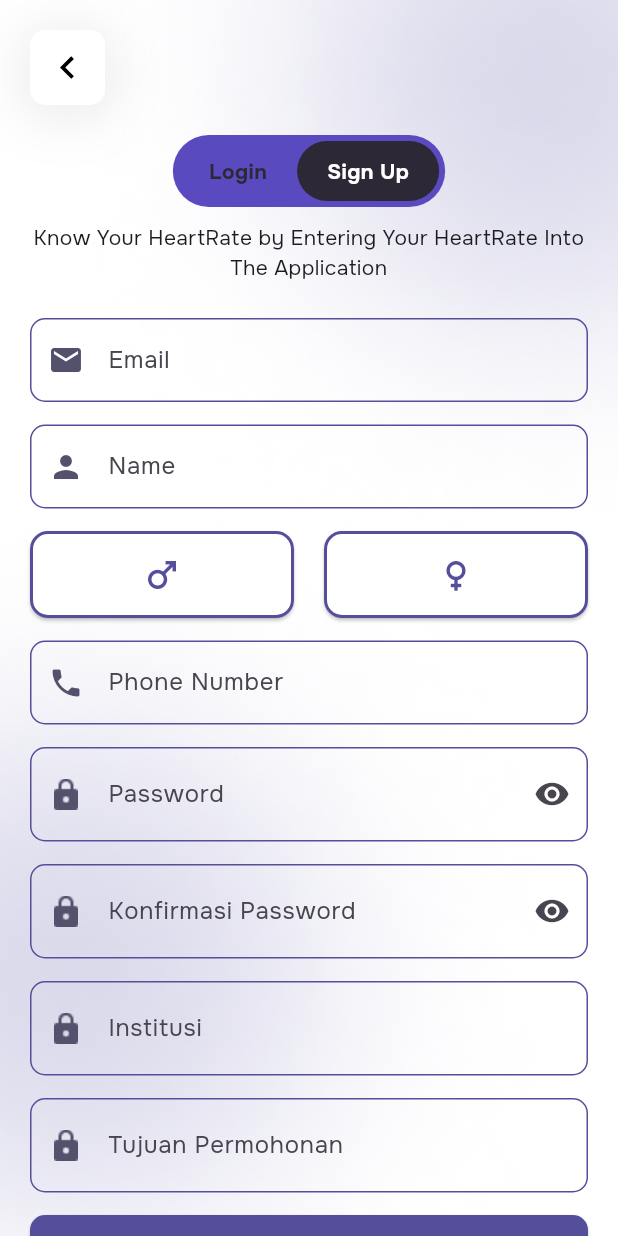
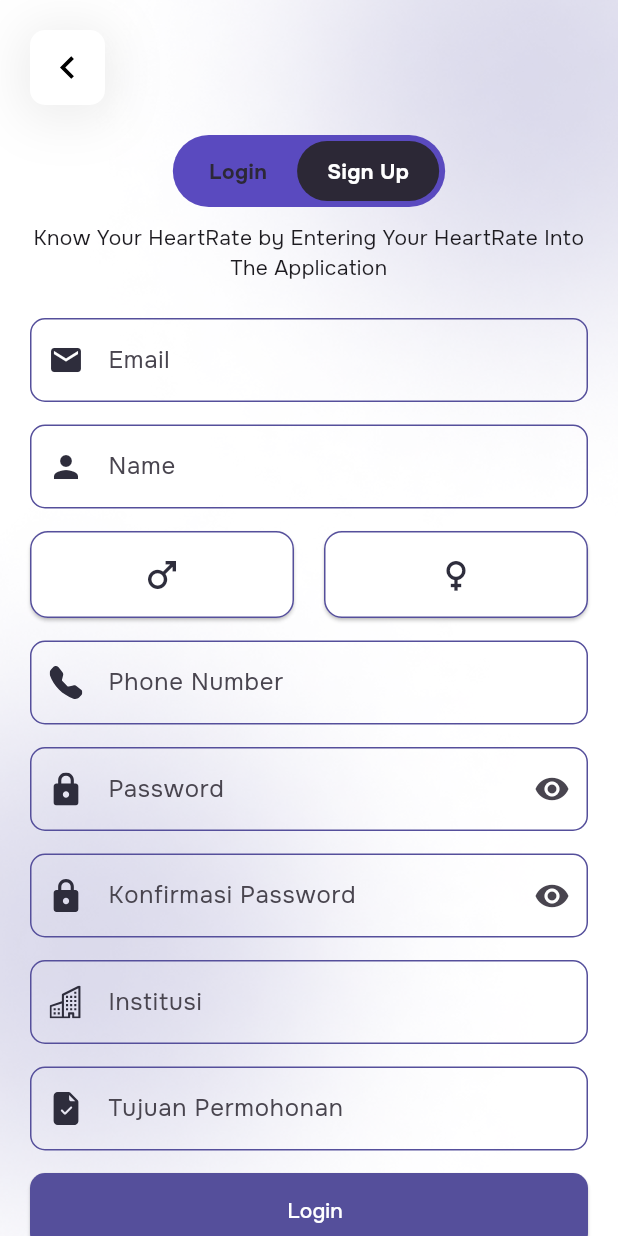
Before and after one commit to fardz2/mobile-penyakit, a Flutter app: the LoginView screen opened by its route, after a tap on "Sign Up", on a phone screen of 412 x 824 dp. Run offline on Flutter 3.47's test engine with Material 3 defaults, Android fonts, the phone set to English and light mode, and no system bars; our stand-ins replace cached_network_image, flutter_dotenv, flutter_svg, get, get_storage, google_fonts and 2 more; missing offline and left inert: flutter_downloader; accounts and stored records are empty; network calls fail.

Commit message:
fix tampilan

```diff
--- a/lib/app/modules/landing/bindings/landing_binding.dart
+++ b/lib/app/modules/landing/bindings/landing_binding.dart
@@ -17,6 +17,6 @@ class LandingBinding extends Bindings {
     Get.lazyPut<PenyakitController>(
       () => PenyakitController(),
     );
-    Get.lazyPut<ProfileController>(() => ProfileController());
+    Get.put<ProfileController>(ProfileController(), permanent: true);
   }
 }
--- a/lib/app/modules/opening/views/opening_view.dart
+++ b/lib/app/modules/opening/views/opening_view.dart
@@ -8,7 +8,7 @@ import '../../../routes/app_pages.dart';
 import '../controllers/opening_controller.dart';
 
 class OpeningView extends GetView<OpeningController> {
-  const OpeningView({Key? key}) : super(key: key);
+  const OpeningView({super.key});
 
   @override
   Widget build(BuildContext context) {
@@ -20,16 +20,17 @@ class OpeningView extends GetView<OpeningController> {
         child: Padding(
           padding: const EdgeInsets.all(20),
           child: Column(
-            mainAxisAlignment: MainAxisAlignment.start,
+            mainAxisAlignment: MainAxisAlignment.spaceBetween,
             children: [
-              const SizedBox(height: 30),
+              Column(
+                children: [
                   Center(
                     child: Image.asset("assets/images/doctor_streamline.png"),
                   ),
                   const SizedBox(height: 30),
-              Column(
+                  const Column(
                     crossAxisAlignment: CrossAxisAlignment.start,
-                children: const [
+                    children: [
                       Text(
                         "Welcome",
                         style: TextStyle(
@@ -39,6 +40,8 @@ class OpeningView extends GetView<OpeningController> {
                       ),
                       Text(
                         "System for uploading and downloading heart rate data from two databases, one for arrhythmia and one for myocardial infarction. The downloaded files can be in graph form and CSV if selected.",
+                      ),
+                    ],
                   ),
                 ],
               ),
--- a/lib/app/modules/penyakit/views/penyakit_view.dart
+++ b/lib/app/modules/penyakit/views/penyakit_view.dart
@@ -42,7 +42,9 @@ class PenyakitView extends GetView<PenyakitController> {
               child: Column(
                 children: [
                   // Bagian header dengan ClipPath
-                  Stack(
+                  Obx(() {
+                    return controller.landingController.isLogin.value
+                        ? Stack(
                             children: [
                               ClipPath(
                                 clipper: HeaderClipper(),
@@ -53,7 +55,8 @@ class PenyakitView extends GetView<PenyakitController> {
                                   child: Padding(
                                     padding: const EdgeInsets.all(20.0),
                                     child: Column(
-                              crossAxisAlignment: CrossAxisAlignment.start,
+                                      crossAxisAlignment:
+                                          CrossAxisAlignment.start,
                                       children: [
                                         Row(
                                           mainAxisAlignment:
@@ -71,14 +74,16 @@ class PenyakitView extends GetView<PenyakitController> {
                                             color: Colors.black,
                                           ),
                                         ),
-                                const SizedBox(height: 80), // Adjusted spacing
+                                        const SizedBox(
+                                            height: 80), // Adjusted spacing
                                       ],
                                     ),
                                   ),
                                 ),
                               ),
                               Obx(() {
-                        return controller.landingController.isLogin.value &&
+                                return controller
+                                            .landingController.isLogin.value &&
                                         controller.errorMessage.value.isEmpty
                                     ? Positioned(
                                         top:
@@ -86,7 +91,8 @@ class PenyakitView extends GetView<PenyakitController> {
                                         left: 20,
                                         right: 20,
                                         child: TextField(
-                                  controller: controller.searchController,
+                                          controller:
+                                              controller.searchController,
                                           focusNode: controller.searchFocusNode,
                                           onChanged: (value) {
                                             controller.fetchPenyakit(
@@ -98,16 +104,20 @@ class PenyakitView extends GetView<PenyakitController> {
                                             fillColor: Colors.white,
                                             border: OutlineInputBorder(
                                               borderSide: BorderSide.none,
-                                      borderRadius: BorderRadius.circular(10.0),
+                                              borderRadius:
+                                                  BorderRadius.circular(10.0),
                                             ),
-                                    prefixIcon: const Icon(Icons.search),
+                                            prefixIcon:
+                                                const Icon(Icons.search),
                                           ),
                                         ),
                                       )
                                     : const SizedBox();
                               }),
                             ],
-                  ),
+                          )
+                        : const SizedBox();
+                  }),
                   // Main Content
                   Obx(() {
                     if (controller.landingController.isLogin.value == false) {
@@ -203,7 +213,7 @@ class PenyakitView extends GetView<PenyakitController> {
       child: Column(
         mainAxisAlignment: MainAxisAlignment.center,
         children: [
-          const SizedBox(height: 20),
+          const SizedBox(height: 300),
           const Text(
             "Belum login, silahkan login terlebih dahulu.",
             textAlign: TextAlign.center,
--- a/lib/component/layouts/auth/login.dart
+++ b/lib/component/layouts/auth/login.dart
@@ -1,4 +1,5 @@
 import 'package:flutter/material.dart';
+import 'package:flutter_svg/svg.dart';
 import 'package:get/get.dart';
 
 import 'package:heartrate_database_u_i/app/modules/login/controllers/login_controller.dart';
@@ -12,6 +13,7 @@ class Login extends StatelessWidget {
 
   @override
   Widget build(BuildContext context) {
+    final width = MediaQuery.of(context).size.width;
     return Form(
       key: controller.formLogin,
       child: Column(
@@ -21,7 +23,7 @@ class Login extends StatelessWidget {
             labelText: "Email",
             prefixIcon: const Icon(
               Icons.email,
-              color: Color(0xff53516C),
+              color: customColor3,
             ),
             validator: LoginValidation.email,
           ),
@@ -30,9 +32,14 @@ class Login extends StatelessWidget {
             return CustomTextField(
               controller: controller.passwordLoginController,
               labelText: "Password",
-              prefixIcon: Image.asset(
-                "assets/icons/password.png",
-                width: 20,
+              prefixIcon: Container(
+                padding: const EdgeInsets.all(13),
+                child: SvgPicture.asset(
+                  "assets/icons/svg/password.svg",
+                  width: 10,
+                  height: 10,
+                  color: customColor3,
+                ),
               ),
               isPassword: true,
               obscureText: controller.passwordLogin.value,
@@ -42,9 +49,15 @@ class Login extends StatelessWidget {
           }),
           const SizedBox(height: 15),
           SizedBox(
-            width: double.infinity,
-            child: ElevatedButton(
-              onPressed: controller.login,
+            width: width,
+            child: Obx(() {
+              return ElevatedButton(
+                  onPressed: () {
+                    if (controller.isLoading.value) {
+                      return; // Prevent multiple taps
+                    }
+                    controller.login(); // Call the login method
+                  },
                   style: ElevatedButton.styleFrom(
                     backgroundColor: customColor,
                     padding: const EdgeInsets.symmetric(
@@ -55,8 +68,29 @@ class Login extends StatelessWidget {
                       borderRadius: BorderRadius.circular(10),
                     ),
                   ),
-              child: const Text("Login", style: TextStyle(color: Colors.white)),
+                  child: Row(
+                    mainAxisSize: MainAxisSize
+                        .min, // Adjust the row size to fit its children
+                    children: [
+                      if (controller
+                          .isLoading.value) // Show loading indicator if loading
+                        const SizedBox(
+                          width: 24,
+                          height: 24,
+                          child: CircularProgressIndicator(
+                            color: Colors
+                                .white, // Set the color of the loading indicator
+                            strokeWidth: 2, // Adjust the stroke width if needed
                           ),
+                        ),
+                      const SizedBox(
+                          width:
+                              8), // Spacing between the loading indicator and text
+                      const Text("Login",
+                          style: TextStyle(color: Colors.white)),
+                    ],
+                  ));
+            }),
           ),
         ],
       ),
--- a/lib/component/layouts/auth/signup.dart
+++ b/lib/component/layouts/auth/signup.dart
@@ -1,4 +1,5 @@
 import 'package:flutter/material.dart';
+import 'package:flutter_svg/flutter_svg.dart';
 import 'package:get/get.dart';
 import 'package:heartrate_database_u_i/app/modules/login/controllers/login_controller.dart';
 import 'package:heartrate_database_u_i/component/ui/custom_text_field.dart';
@@ -12,6 +13,7 @@ class Signup extends StatelessWidget {
 
   @override
   Widget build(BuildContext context) {
+    final width = MediaQuery.of(context).size.width;
     return Form(
       key: controller.formSignup,
       child: Column(
@@ -21,7 +23,7 @@ class Signup extends StatelessWidget {
             labelText: "Email",
             prefixIcon: const Icon(
               Icons.email,
-              color: Color(0xff53516C),
+              color: customColor3,
             ),
             validator: LoginValidation.email,
           ),
@@ -31,7 +33,7 @@ class Signup extends StatelessWidget {
             labelText: "Name",
             prefixIcon: const Icon(
               Icons.person,
-              color: Color(0xff53516C),
+              color: customColor3,
             ),
             validator: LoginValidation.name,
           ),
@@ -41,9 +43,14 @@ class Signup extends StatelessWidget {
           CustomTextField(
             controller: controller.phoneSignUpController,
             labelText: "Phone Number",
-            prefixIcon: const Icon(
-              Icons.phone,
-              color: Color(0xff53516C),
+            prefixIcon: Container(
+              padding: const EdgeInsets.all(13),
+              child: SvgPicture.asset(
+                "assets/icons/svg/telephone-fill.svg",
+                width: 10,
+                height: 10,
+                color: customColor3,
+              ),
             ),
             isNumeric: true,
             validator: LoginValidation.phoneNumber,
@@ -53,9 +60,14 @@ class Signup extends StatelessWidget {
             return CustomTextField(
               controller: controller.passwordSignUpController,
               labelText: "Password",
-              prefixIcon: Image.asset(
-                "assets/icons/password.png",
-                width: 20,
+              prefixIcon: Container(
+                padding: const EdgeInsets.all(13),
+                child: SvgPicture.asset(
+                  "assets/icons/svg/password.svg",
+                  width: 10,
+                  height: 10,
+                  color: customColor3,
+                ),
               ),
               isPassword: true,
               obscureText: controller.passwordSignUp.value,
@@ -68,9 +80,14 @@ class Signup extends StatelessWidget {
             return CustomTextField(
               controller: controller.confirmPasswordSignUpController,
               labelText: "Konfirmasi Password",
-              prefixIcon: Image.asset(
-                "assets/icons/password.png",
-                width: 20,
+              prefixIcon: Container(
+                padding: const EdgeInsets.all(13),
+                child: SvgPicture.asset(
+                  "assets/icons/svg/password.svg",
+                  width: 10,
+                  height: 10,
+                  color: customColor3,
+                ),
               ),
               isPassword: true,
               obscureText: controller.confirmPassword.value,
@@ -87,9 +104,14 @@ class Signup extends StatelessWidget {
           CustomTextField(
             controller: controller.institusiSignUpController,
             labelText: "Institusi",
-            prefixIcon: Image.asset(
-              "assets/icons/password.png",
-              width: 20,
+            prefixIcon: Container(
+              padding: const EdgeInsets.all(13),
+              child: SvgPicture.asset(
+                "assets/icons/svg/building.svg",
+                width: 10,
+                height: 10,
+                color: customColor3,
+              ),
             ),
             validator: LoginValidation.instiusi,
           ),
@@ -97,17 +119,28 @@ class Signup extends StatelessWidget {
           CustomTextField(
             controller: controller.tujuanPermohonanSignUpController,
             labelText: "Tujuan Permohonan",
-            prefixIcon: Image.asset(
-              "assets/icons/password.png",
-              width: 20,
+            prefixIcon: Container(
+              padding: const EdgeInsets.all(13),
+              child: SvgPicture.asset(
+                "assets/icons/svg/file-earmark-check-fill.svg",
+                width: 10,
+                height: 10,
+                color: customColor3,
+              ),
             ),
             validator: LoginValidation.tujuanPermohonan,
           ),
           const SizedBox(height: 15),
           SizedBox(
-            width: double.infinity,
-            child: ElevatedButton(
-              onPressed: controller.signUp,
+            width: width,
+            child: Obx(() {
+              return ElevatedButton(
+                  onPressed: () {
+                    if (controller.isLoading.value) {
+                      return; // Prevent multiple taps
+                    }
+                    controller.login(); // Call the login method
+                  },
                   style: ElevatedButton.styleFrom(
                     backgroundColor: customColor,
                     padding: const EdgeInsets.symmetric(
@@ -118,9 +151,29 @@ class Signup extends StatelessWidget {
                       borderRadius: BorderRadius.circular(10),
                     ),
                   ),
-              child:
-                  const Text("Sign Up", style: TextStyle(color: Colors.white)),
+                  child: Row(
+                    mainAxisSize: MainAxisSize
+                        .min, // Adjust the row size to fit its children
+                    children: [
+                      if (controller
+                          .isLoading.value) // Show loading indicator if loading
+                        const SizedBox(
+                          width: 24,
+                          height: 24,
+                          child: CircularProgressIndicator(
+                            color: Colors
+                                .white, // Set the color of the loading indicator
+                            strokeWidth: 2, // Adjust the stroke width if needed
                           ),
+                        ),
+                      const SizedBox(
+                          width:
+                              8), // Spacing between the loading indicator and text
+                      const Text("Login",
+                          style: TextStyle(color: Colors.white)),
+                    ],
+                  ));
+            }),
           ),
         ],
       ),
--- a/lib/component/ui/gender_button.dart
+++ b/lib/component/ui/gender_button.dart
@@ -24,13 +24,14 @@ class GenderButton extends StatelessWidget {
             isSelected ? Colors.white : customColor, // Adjust icon color
         shape: RoundedRectangleBorder(
           borderRadius: BorderRadius.circular(12),
-          side: const BorderSide(color: customColor, width: 2),
+          side: const BorderSide(color: customColor, width: 1),
         ),
         padding: const EdgeInsets.symmetric(horizontal: 20, vertical: 15),
       ),
       child: Icon(
         icon,
         size: 28,
+        color: customColor3,
       ),
     );
   }
--- a/lib/utils/api/auth/AuthService.dart
+++ b/lib/utils/api/auth/AuthService.dart
@@ -14,9 +14,10 @@ class AuthService {
       final response = await HttpService.postRequest('/auth/login', body: body);
 
       if (response.statusCode == 200) {
-        print('Login sukses');
-
         var data = json.decode(response.body);
+        if (data['data']['role'] != "peneliti") {
+          throw Exception('Email tidak terdaftar sebagai peneliti');
+        }
         var token = data['data']['token'];
 
         if (token != null) {
```
Also changed, not shown: assets/icons/svg/password.svg (added). Lines whose indentation alone changed are shown as unchanged.
